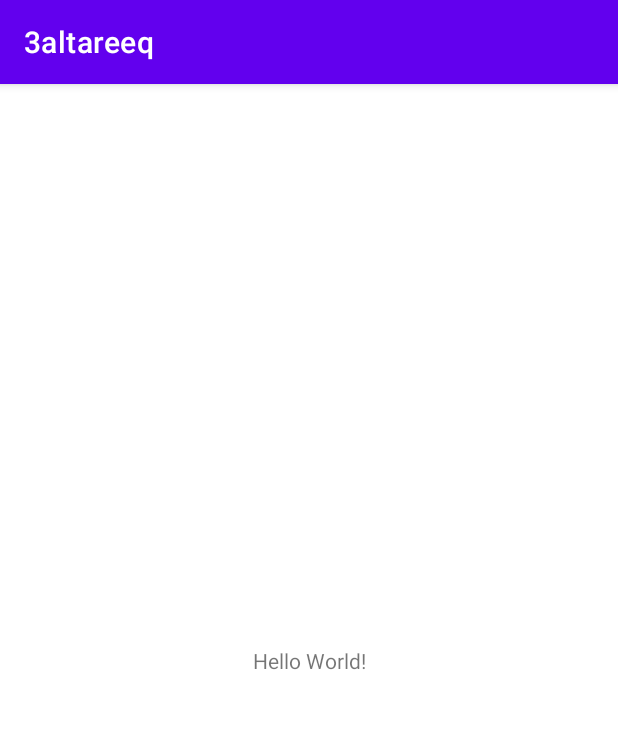
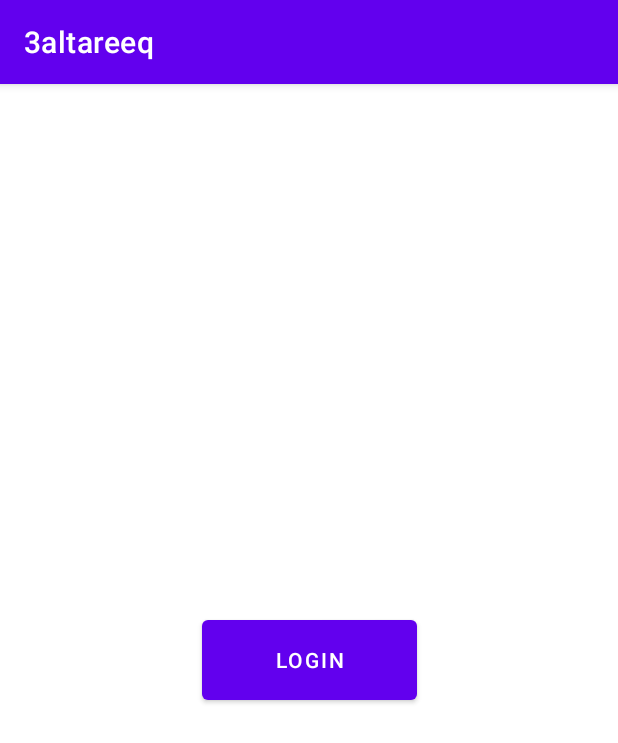
Before and after one commit to Call-Stack-team/3altreeq, an Android app: the screen it shows after launch (MainActivity), on a phone screen of 412 x 824 dp. Shown: the top 743 px of the screen. Run offline under Robolectric (Android 15) with nearby library versions, the phone set to English and light mode, and no system bars; libraries missing offline, so code that uses them is left out: com.amplifyframework, com.amplifyframework.auth, com.amplifyframework.core; 3 statements that could not run were skipped.

Commit message:
nothing complete

```diff
--- a/app/build.gradle
+++ b/app/build.gradle
@@ -44,6 +44,7 @@ dependencies {
     implementation 'com.amplifyframework:aws-api:1.30.0'
     implementation 'com.amplifyframework:aws-datastore:1.30.0'
     implementation 'com.amplifyframework:core:1.30.0'
+    implementation 'com.amplifyframework:aws-auth-cognito:1.30.0'
 
 //    //design
 //    compile fileTree(dir: 'libs', include: ['*.jar'])
--- a/app/src/main/java/com/example/a3altareeq/MainActivity.java
+++ b/app/src/main/java/com/example/a3altareeq/MainActivity.java
@@ -2,10 +2,14 @@ package com.example.a3altareeq;
 
 import androidx.appcompat.app.AppCompatActivity;
 
+import android.content.Intent;
 import android.os.Bundle;
 import android.util.Log;
+import android.view.View;
+import android.widget.Button;
 
 import com.amplifyframework.AmplifyException;
+import com.amplifyframework.auth.cognito.AWSCognitoAuthPlugin;
 import com.amplifyframework.core.Amplify;
 
 public class MainActivity extends AppCompatActivity {
@@ -15,10 +19,26 @@ public class MainActivity extends AppCompatActivity {
         super.onCreate(savedInstanceState);
         setContentView(R.layout.activity_main);
         try {
+            Amplify.addPlugin(new AWSCognitoAuthPlugin());
             Amplify.configure(getApplicationContext());
             Log.i("MyAmplifyApp", "Initialized Amplify");
         } catch (AmplifyException error) {
             Log.e("MyAmplifyApp", "Could not initialize Amplify", error);
         }
+
+        Amplify.Auth.fetchAuthSession(
+                result -> Log.i("AmplifyQuickstart", result.toString()),
+                error -> Log.e("AmplifyQuickstart", error.toString())
+        );
+
+
+        Button login = findViewById(R.id.logBut);
+        login.setOnClickListener(new View.OnClickListener() {
+            @Override
+            public void onClick(View view) {
+                startActivity(new Intent(MainActivity.this,Register.class));
+            }
+        });
+
     }
 }
--- a/app/src/main/res/layout/activity_main.xml
+++ b/app/src/main/res/layout/activity_main.xml
@@ -6,13 +6,13 @@
     android:layout_height="match_parent"
     tools:context=".MainActivity">
 
-    <TextView
-        android:layout_width="wrap_content"
-        android:layout_height="wrap_content"
-        android:text="Hello World!"
+    <Button
+        android:id="@+id/logBut"
+        android:layout_width="143dp"
+        android:layout_height="65dp"
+        android:text="Login"
         app:layout_constraintBottom_toBottomOf="parent"
-        app:layout_constraintLeft_toLeftOf="parent"
-        app:layout_constraintRight_toRightOf="parent"
+        app:layout_constraintEnd_toEndOf="parent"
+        app:layout_constraintStart_toStartOf="parent"
         app:layout_constraintTop_toTopOf="parent" />
-
 </androidx.constraintlayout.widget.ConstraintLayout>
```
Also changed, not shown: app/src/main/java/com/example/a3altareeq/Login.java (+17 -0 lines), app/src/main/java/com/example/a3altareeq/Register.java (+35 -0 lines), 5 other files.
